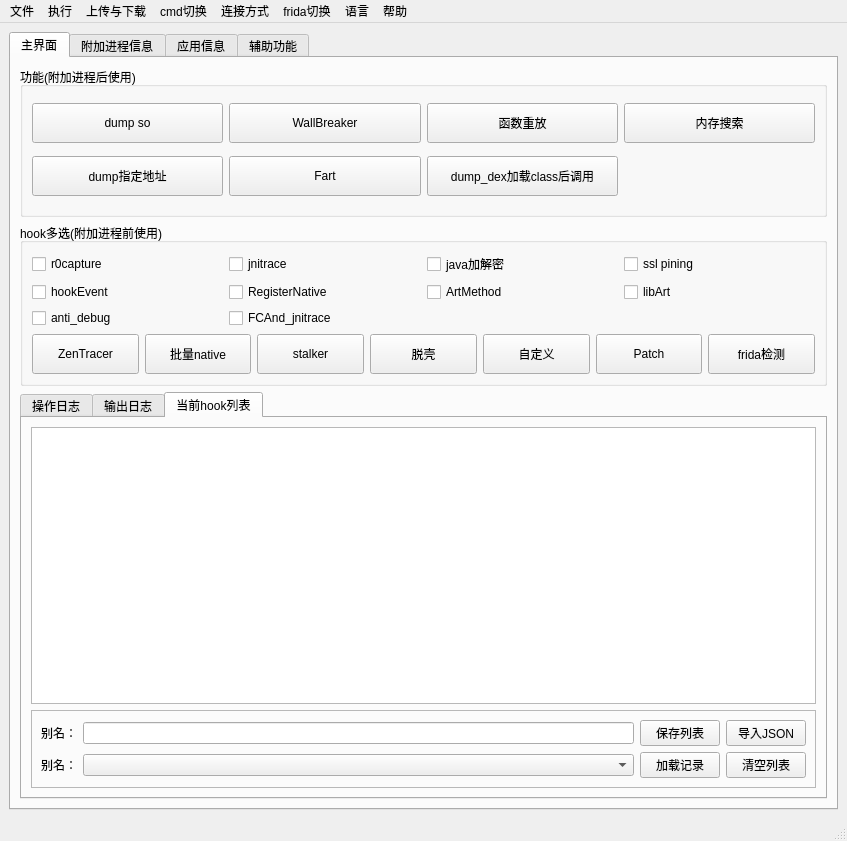
Before: the Qt Designer form ui/kmain.ui in dqzg12300/fridaUiTools, drawn with Qt 5.
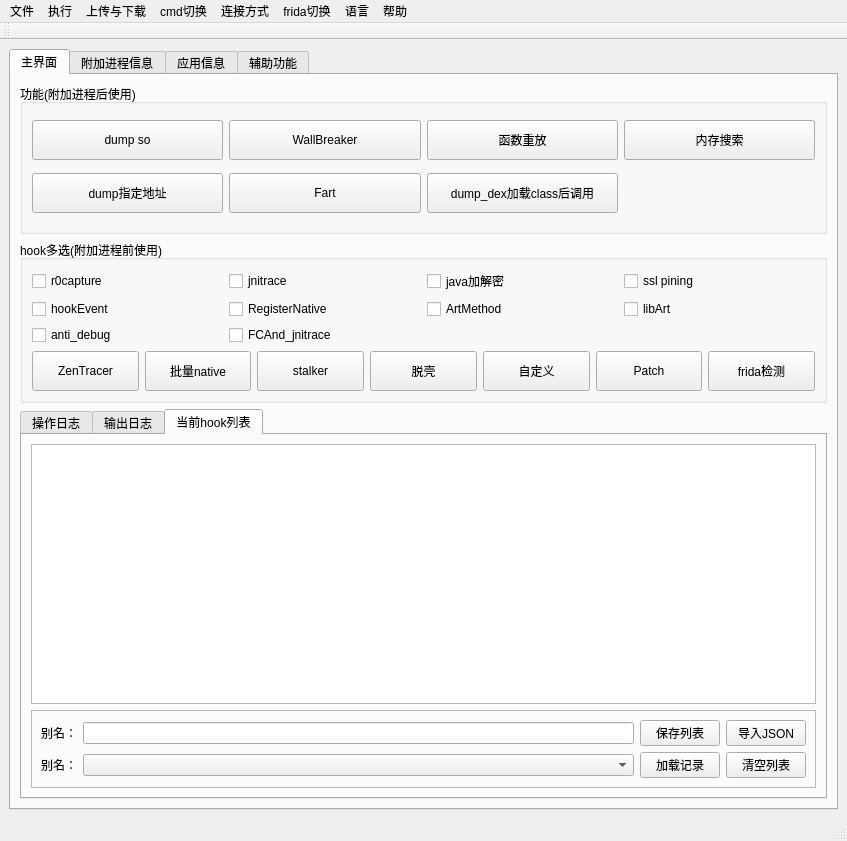
After: the same form once the commit is applied.

Commit message: 添加快捷按钮

The edit to the form file:
```diff
--- a/ui/kmain.ui
+++ b/ui/kmain.ui
@@ -874,6 +874,17 @@
    <addaction name="menuhelp"/>
   </widget>
   <widget class="QStatusBar" name="statusbar"/>
+  <widget class="QToolBar" name="toolBar">
+   <property name="windowTitle">
+    <string>toolBar</string>
+   </property>
+   <attribute name="toolBarArea">
+    <enum>TopToolBarArea</enum>
+   </attribute>
+   <attribute name="toolBarBreak">
+    <bool>false</bool>
+   </attribute>
+  </widget>
   <action name="actionopen">
    <property name="text">
     <string>open</string>
```
Left out of the diff: 2 changed lines with no effect on the pictures. The commit also changes 5 other files.
